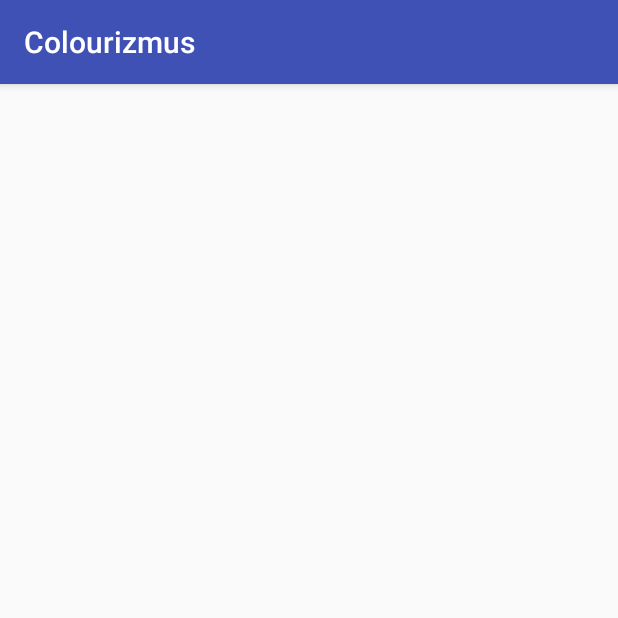
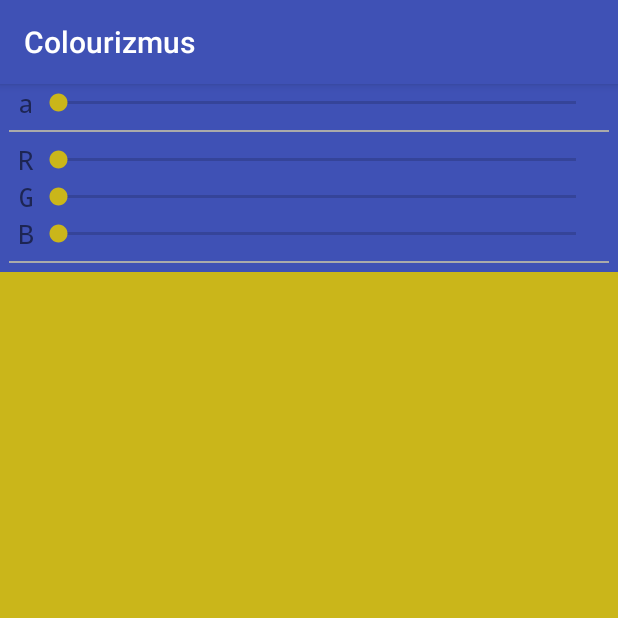
Before and after one commit to simo-andreev/Colourizmus, an Android app: the ColourCreatorActivity screen opened directly, with no data from a screen before it, on a phone screen of 412 x 824 dp, the top half of it. Run offline under Robolectric (Android 15) with nearby library versions, the phone set to English and light mode, and no system bars.

Commit message:
Basic layout for ColorCreator set-up

```diff
--- a/app/src/main/res/layout/activity_colour_creator.xml
+++ b/app/src/main/res/layout/activity_colour_creator.xml
@@ -1,9 +1,75 @@
 <?xml version="1.0" encoding="utf-8"?>
-<android.support.constraint.ConstraintLayout xmlns:android="http://schemas.android.com/apk/res/android"
-    xmlns:app="http://schemas.android.com/apk/res-auto"
+<LinearLayout xmlns:android="http://schemas.android.com/apk/res/android"
     xmlns:tools="http://schemas.android.com/tools"
     android:layout_width="match_parent"
     android:layout_height="match_parent"
+    android:background="@drawable/Checkers"
+    android:backgroundTint="@color/colorAccent"
+    android:backgroundTintMode="src_atop"
+    android:orientation="vertical"
     tools:context="com.colourizmus.ColourCreatorActivity">
 
-</android.support.constraint.ConstraintLayout>
+
+    <LinearLayout
+        android:layout_width="match_parent"
+        android:layout_height="wrap_content"
+        android:background="@color/colorPrimary"
+        android:orientation="vertical">
+
+        <LinearLayout style="@style/ChannelSlider">
+            <TextView
+                style="@style/SliderLabel"
+                android:text="a" />
+
+            <SeekBar
+                android:id="@+id/alphaSlider"
+                android:layout_width="match_parent"
+                android:layout_height="match_parent" />
+        </LinearLayout>
+
+
+        <View
+            style="@style/HorizontalDivide"
+            android:layout_margin="6dip" />
+
+
+        <LinearLayout style="@style/ChannelSlider">
+            <TextView
+                style="@style/SliderLabel"
+                android:text="R" />
+
+            <SeekBar
+                android:id="@+id/redSlider"
+                android:layout_width="match_parent"
+                android:layout_height="match_parent" />
+        </LinearLayout>
+
+        <LinearLayout style="@style/ChannelSlider">
+            <TextView
+                style="@style/SliderLabel"
+                android:text="G" />
+
+            <SeekBar
+                android:id="@+id/greenSlider"
+                android:layout_width="match_parent"
+                android:layout_height="match_parent" />
+        </LinearLayout>
+
+        <LinearLayout style="@style/ChannelSlider">
+            <TextView
+                style="@style/SliderLabel"
+                android:text="B" />
+
+            <SeekBar
+                android:id="@+id/blueSlider"
+                android:layout_width="match_parent"
+                android:layout_height="match_parent" />
+        </LinearLayout>
+
+
+        <View
+            style="@style/HorizontalDivide"
+            android:layout_margin="6dip" />
+
+    </LinearLayout>
+</LinearLayout>
--- a/app/src/main/res/layout/activity_sign_in.xml
+++ b/app/src/main/res/layout/activity_sign_in.xml
@@ -71,7 +71,7 @@
 
         </RadioGroup>
 
-        <View style="@style/Divide" />
+        <View style="@style/HorizontalDivide" />
 
     </LinearLayout>
 
--- a/app/src/main/res/values/colors.xml
+++ b/app/src/main/res/values/colors.xml
@@ -4,4 +4,5 @@
     <color name="colorPrimaryDark">#303F9F</color>
     <color name="colorAccent">#cab61a</color>
     <color name="bkgrndColor">#f0fff0</color>
+
 </resources>
--- a/app/src/main/res/values/strings.xml
+++ b/app/src/main/res/values/strings.xml
@@ -11,4 +11,5 @@
     <string name="lord">Lord</string>
 
     <string name="notSignedIn">Please Sign In.</string>
+
 </resources>
--- a/app/src/main/res/values/styles.xml
+++ b/app/src/main/res/values/styles.xml
@@ -8,11 +8,26 @@
         <item name="colorAccent">@color/colorAccent</item>
     </style>
 
-    <style name="Divide">
+    <style name="HorizontalDivide">
         <item name="android:layout_margin">16dp</item>
         <item name="android:layout_width">match_parent</item>
         <item name="android:layout_height">1dip</item>
         <item name="android:background">@android:color/darker_gray</item>
     </style>
 
+    <style name="ChannelSlider">
+        <item name="android:layout_width">match_parent</item>
+        <item name="android:layout_height">wrap_content</item>
+        <item name="android:paddingLeft">12dp</item>
+        <item name="android:paddingRight">12dp</item>
+        <item name="android:orientation">horizontal</item>
+    </style>
+
+    <style name="SliderLabel">
+        <item name="android:fontFamily">monospace</item>
+        <item name="android:textSize">18sp</item>
+        <item name="android:layout_width">wrap_content</item>
+        <item name="android:layout_height">wrap_content</item>
+        <item name="android:textAlignment">viewEnd</item>
+    </style>
 </resources>
```
Also changed, not shown: app/src/main/res/drawable/Checkers.png (added).
